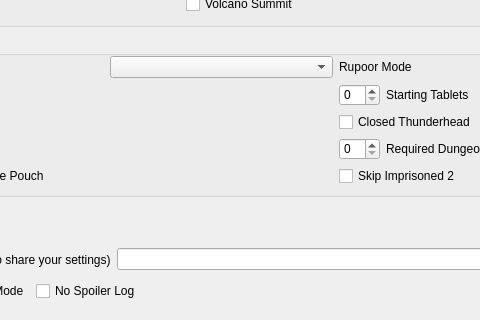
The window that gui/randogui.ui (ssrando/ssrando) describes before a commit, drawn with Qt 5; both pictures show x 140 to 620 and y 384 to 704 of the 952 by 704 pixel window.
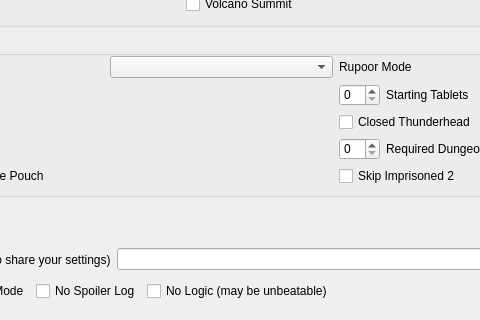
The same window after the commit.

Commit message: Added a No Logic mode

Patch:
```diff
--- a/gui/randogui.ui
+++ b/gui/randogui.ui
@@ -480,6 +480,13 @@
        </property>
       </widget>
      </item>
+     <item>
+      <widget class="QCheckBox" name="option_no_logic">
+       <property name="text">
+        <string>No Logic (may be unbeatable)</string>
+       </property>
+      </widget>
+     </item>
      <item>
       <spacer name="horizontalSpacer">
        <property name="orientation">
```
The commit also changes 3 other files.
